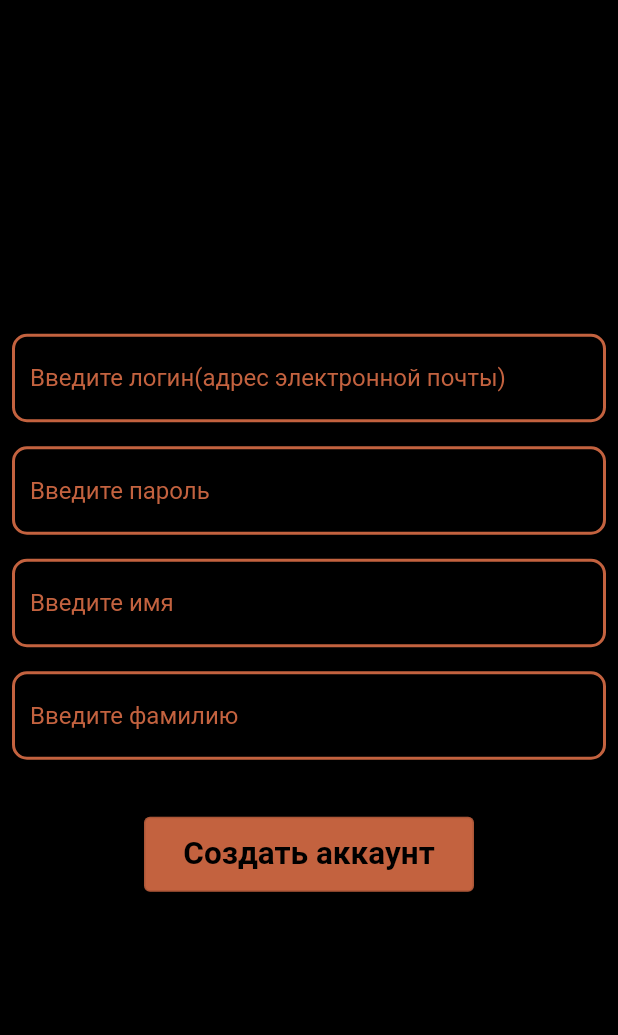
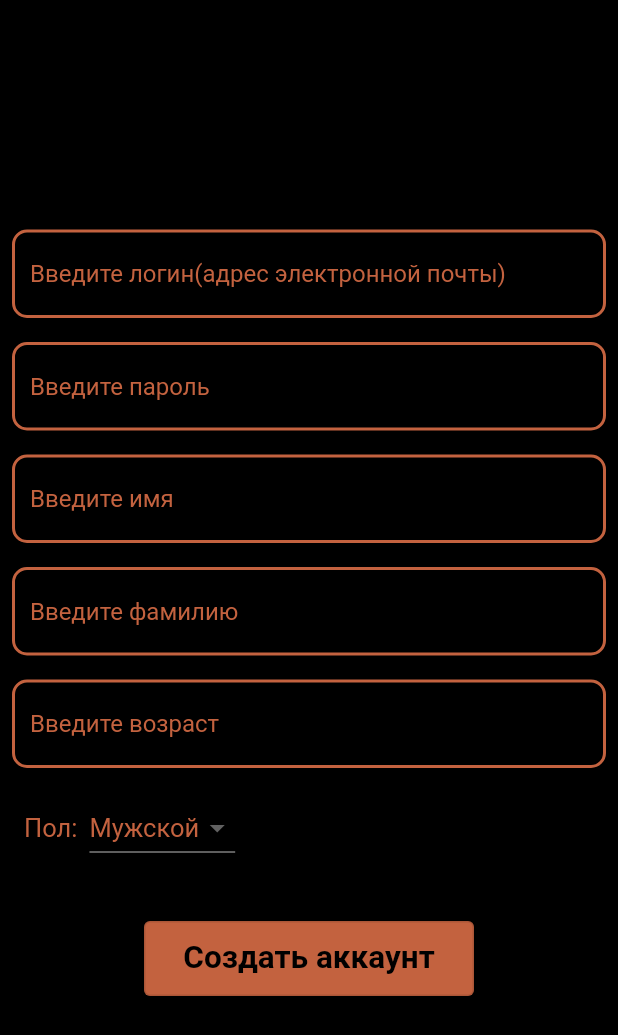
Before and after one commit to SokoMix/flutter-app, a Flutter app: the screen it shows after launch, after a tap on "Создать аккаунт", on a phone screen of 412 x 824 dp. Shown: the top 1035 px of the screen. Run offline on Flutter 3.47's test engine with Material 2 defaults, Android fonts, the phone set to English and light mode, and no system bars; our stand-ins replace cloud_firestore, firebase_core, firebase_storage, image_picker, page_transition, responsive_sizer; accounts and stored records are empty.

```diff
--- a/lib/SourceView/AuthWidget.dart
+++ b/lib/SourceView/AuthWidget.dart
@@ -15,7 +15,7 @@ class _AuthViewState extends State<AuthView> {
   final Controller controller;
   final _login = TextEditingController();
   final _pswd = TextEditingController();
-  final customs = CustomWidgets();
+  final _customs = CustomWidgets();
   bool isLoading = false;
   Image? logo;
 
@@ -67,11 +67,11 @@ class _AuthViewState extends State<AuthView> {
                                 fontStyle: FontStyle.italic,
                                 fontFamily: 'Nexa'),
                           )),
-                      customs.loginInput(_login),
-                      customs.pswdInput(_pswd),
-                      customs.loginBtn(
+                      _customs.loginInput(_login),
+                      _customs.pswdInput(_pswd),
+                      _customs.loginBtn(
                           context, controller, _login, _pswd, setStateLoading),
-                      customs.createAccountBtn(context),
+                      _customs.createAccountBtn(context),
                       Padding(
                           padding: EdgeInsets.only(
                               bottom: MediaQuery.of(context).viewInsets.bottom))
--- a/lib/SourceView/NewAccWidget.dart
+++ b/lib/SourceView/NewAccWidget.dart
@@ -63,6 +63,12 @@ Function nameValidator = (str) {
   return null;
 };
 
+Function ageValidator = (str) {
+  int? val = int.tryParse(str);
+  if ((val ?? -1) < 1) return 'Некорректно задан возраст';
+  return null;
+};
+
 Function surnValidator = (str) {
   if ((str ?? '').isEmpty) return 'Фамилия не может быть пустой';
   const String et =
@@ -91,7 +97,10 @@ class _NewAccWidgetState extends State<NewAccWidget> {
   final _pswd = TextEditingController();
   final _fname = TextEditingController();
   final _sname = TextEditingController();
+  final _age = TextEditingController();
   final customs = CustomWidgets();
+  final List<String> _sexList = ['Мужской', 'Женский'];
+  String _sexNow = 'Мужской';
   final Controller controller;
 
   _NewAccWidgetState({required this.controller});
@@ -111,6 +120,34 @@ class _NewAccWidgetState extends State<NewAccWidget> {
                 customs.regInput(_pswd, pswdValidator, 'Введите пароль'),
                 customs.regInput(_fname, nameValidator, 'Введите имя'),
                 customs.regInput(_sname, surnValidator, 'Введите фамилию'),
+                customs.regInput(_age, ageValidator, 'Введите возраст'),
+                Material(
+                    color: Colors.black,
+                    child: Padding(
+                        padding: const EdgeInsets.symmetric(horizontal: 8.0, vertical: 8.0),
+                        child: Row(
+                          children: [
+                            const Padding(
+                                padding: EdgeInsets.symmetric(horizontal: 8.0),
+                                child: Text('Пол:', style: TextStyle(color: Color.fromRGBO(195, 98, 63, 1), fontSize: 17))
+                            ),
+                            DropdownButton(
+                              items: _sexList.map((element) {
+                                return DropdownMenuItem(
+                                  value: element,
+                                  child: Text(element),
+                                );
+                              }).toList(),
+                              onChanged: (newVal) {
+                                setSex(newVal);
+                              },
+                              value: _sexNow,
+                              style: const TextStyle(color: Color.fromRGBO(195, 98, 63, 1), fontSize: 17),
+                              dropdownColor: Colors.black54,
+                            )
+                          ],
+                        ))),
+
                 Padding(
                     padding: const EdgeInsets.only(top: 30.0, bottom: 15.0),
                     child: OutlinedButton(
@@ -123,7 +160,7 @@ class _NewAccWidgetState extends State<NewAccWidget> {
                       onPressed: () async {
                         if (_formKey.currentState!.validate()) {
                           await controller.addUser(_login.text, _pswd.text,
-                              _fname.text, _sname.text);
+                              _fname.text, _sname.text, _age.text, _sexNow);
                           Navigator.of(context, rootNavigator: true)
                               .pushNamed('/home_page');
                         }
@@ -140,4 +177,10 @@ class _NewAccWidgetState extends State<NewAccWidget> {
               ],
             )));
   }
+
+  void setSex(data) {
+    setState(() {
+      _sexNow = data;
+    });
+  }
 }
--- a/pubspec.yaml
+++ b/pubspec.yaml
@@ -34,6 +34,7 @@ dependencies:
   cloud_firestore: ^4.4.3
   page_transition: ^2.0.9
   firebase_storage: ^11.0.16
+  shared_preferences: ^2.0.20
   image_picker: ^0.8.7
   flutter:
     sdk: flutter
```
Also changed, not shown: lib/SourceView/Controller.dart (+3 -3 lines), lib/SourceView/HomeWidget.dart (+26 -13 lines), lib/SourceView/Model.dart (+5 -3 lines), pubspec.lock, 1 other file.
